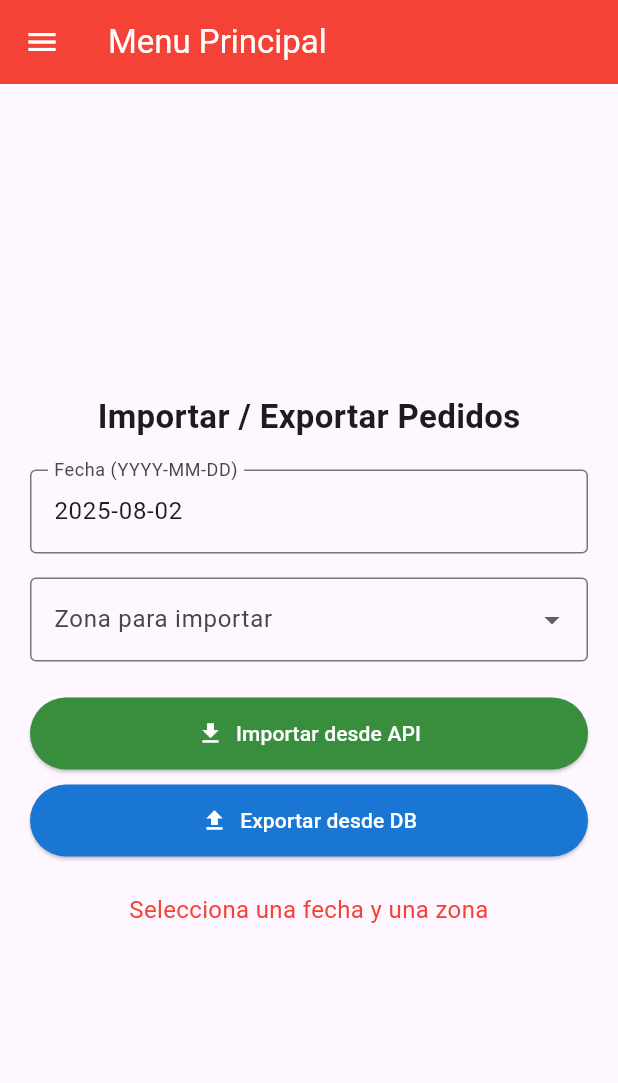
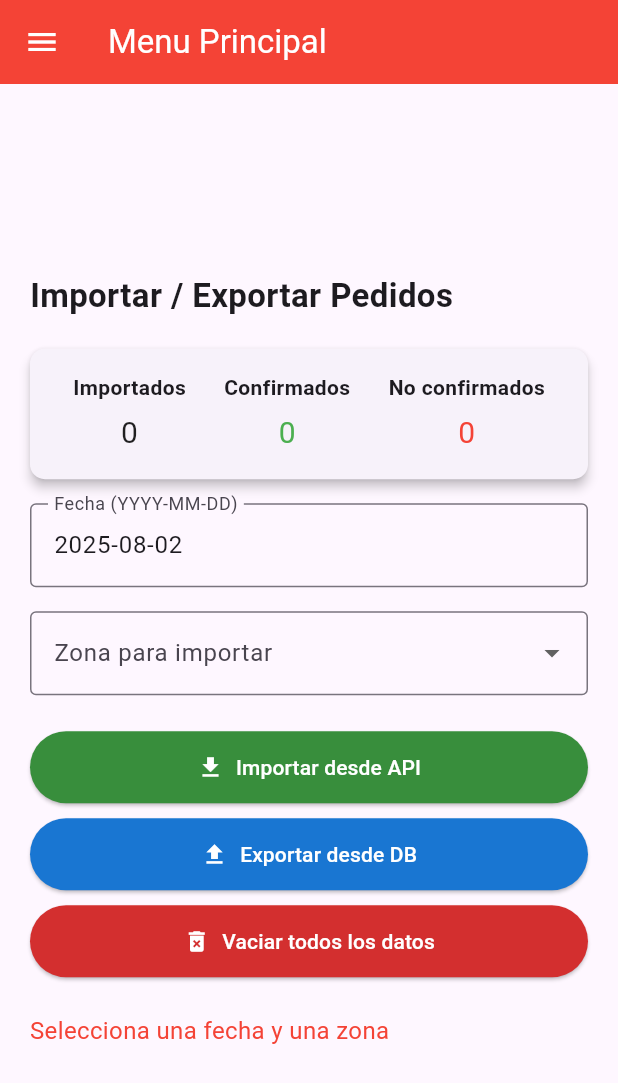
Before and after one commit to adimerpaul/sofipedido, a Flutter app: the screen it shows after launch, after a tap on "Importar desde API", on a phone screen of 412 x 824 dp. Shown: the top 1083 px of the screen. Run offline on Flutter 3.47's test engine with Material 3 defaults, Android fonts, the phone set to English and light mode, and no system bars; our stand-ins replace flutter_dotenv, sqflite; accounts and stored records are empty.

Commit message:
Colocado importacion de datos

```diff
--- a/lib/views/pages/import_view.dart
+++ b/lib/views/pages/import_view.dart
@@ -1,6 +1,7 @@
 import 'package:flutter/material.dart';
 import 'package:intl/intl.dart';
 import 'package:sofiapedido/services/database_helper.dart';
+import 'package:sqflite/sqflite.dart';
 
 class ImportView extends StatefulWidget {
   const ImportView({super.key});
@@ -13,6 +14,10 @@ class _ImportViewState extends State<ImportView> {
   bool loading = false;
   String mensaje = '';
   String fecha = DateFormat('yyyy-MM-dd').format(DateTime.now());
+
+  int total = 0;
+  int confirmados = 0;
+  int noConfirmados = 0;
 
   // Colores disponibles (zona + color real)
   final List<Map<String, String>> colores = [
@@ -27,6 +32,61 @@ class _ImportViewState extends State<ImportView> {
   ];
 
   Map<String, String>? colorSeleccionado;
+
+  @override
+  void initState() {
+    super.initState();
+    cargarTotales();
+  }
+  Future<void> vaciarDatos() async {
+    final confirmado = await showDialog<bool>(
+      context: context,
+      builder: (context) => AlertDialog(
+        title: const Text('¿Estás seguro?'),
+        content: const Text('Esto eliminará todos los pedidos y productos importados.'),
+        actions: [
+          TextButton(
+            child: const Text('Cancelar'),
+            onPressed: () => Navigator.pop(context, false),
+          ),
+          ElevatedButton(
+            style: ElevatedButton.styleFrom(backgroundColor: Colors.red),
+            child: const Text('Sí, eliminar', style: TextStyle(color: Colors.white)),
+            onPressed: () => Navigator.pop(context, true),
+          ),
+        ],
+      ),
+    );
+
+    if (confirmado == true) {
+      setState(() {
+        loading = true;
+        mensaje = 'Eliminando datos...';
+      });
+
+      try {
+        await DatabaseHelper().vaciarTodo();
+        await cargarTotales();
+        setState(() => mensaje = 'Datos eliminados correctamente 🗑');
+      } catch (e) {
+        setState(() => mensaje = 'Error al eliminar ❌: $e');
+      } finally {
+        setState(() => loading = false);
+      }
+    }
+  }
+
+
+  Future<void> cargarTotales() async {
+    final db = await DatabaseHelper().database;
+    final totalCount = Sqflite.firstIntValue(await db.rawQuery('SELECT COUNT(*) FROM pedidos')) ?? 0;
+    final confirmedCount = Sqflite.firstIntValue(await db.rawQuery('SELECT COUNT(*) FROM pedidos WHERE confirmado = 1')) ?? 0;
+    setState(() {
+      total = totalCount;
+      confirmados = confirmedCount;
+      noConfirmados = totalCount - confirmedCount;
+    });
+  }
 
   Future<void> importarDatos() async {
     if (colorSeleccionado == null || fecha.isEmpty) {
@@ -45,6 +105,7 @@ class _ImportViewState extends State<ImportView> {
         colorSeleccionado!['color']!,
       );
       setState(() => mensaje = 'Datos importados correctamente ✅');
+      await cargarTotales();
     } catch (e) {
       setState(() => mensaje = 'Error al importar ❌: $e');
     } finally {
@@ -61,6 +122,7 @@ class _ImportViewState extends State<ImportView> {
     try {
       final pedidos = await DatabaseHelper().exportarPedidos();
       setState(() => mensaje = 'Exportado ${pedidos.length} pedidos');
+      await cargarTotales();
     } catch (e) {
       setState(() => mensaje = 'Error al exportar ❌: $e');
     } finally {
@@ -74,13 +136,31 @@ class _ImportViewState extends State<ImportView> {
       child: SingleChildScrollView(
         padding: const EdgeInsets.all(20.0),
         child: Column(
-          mainAxisAlignment: MainAxisAlignment.start,
+          crossAxisAlignment: CrossAxisAlignment.start,
           children: [
             const Text('Importar / Exportar Pedidos',
                 style: TextStyle(fontSize: 22, fontWeight: FontWeight.bold)),
             const SizedBox(height: 20),
 
-            // Input de fecha
+            // 🟨 CARD DE RESUMEN
+            Card(
+              elevation: 3,
+              margin: const EdgeInsets.only(bottom: 16),
+              shape: RoundedRectangleBorder(borderRadius: BorderRadius.circular(10)),
+              child: Padding(
+                padding: const EdgeInsets.all(16.0),
+                child: Row(
+                  mainAxisAlignment: MainAxisAlignment.spaceAround,
+                  children: [
+                    _resumenBox('Importados', total, Colors.black87),
+                    _resumenBox('Confirmados', confirmados, Colors.green),
+                    _resumenBox('No confirmados', noConfirmados, Colors.red),
+                  ],
+                ),
+              ),
+            ),
+
+            // 📆 INPUT DE FECHA
             TextFormField(
               initialValue: fecha,
               onChanged: (val) => fecha = val,
@@ -92,7 +172,7 @@ class _ImportViewState extends State<ImportView> {
             ),
             const SizedBox(height: 16),
 
-            // Dropdown de colores
+            // 🎨 SELECTOR DE COLORES
             DropdownButtonFormField<Map<String, String>>(
               value: colorSeleccionado,
               decoration: const InputDecoration(
@@ -124,7 +204,7 @@ class _ImportViewState extends State<ImportView> {
             ),
             const SizedBox(height: 24),
 
-            // Botón de importar
+            // 📥 Botón de importar
             SizedBox(
               width: double.infinity,
               child: ElevatedButton.icon(
@@ -140,7 +220,7 @@ class _ImportViewState extends State<ImportView> {
             ),
             const SizedBox(height: 10),
 
-            // Botón de exportar
+            // 📤 Botón de exportar
             SizedBox(
               width: double.infinity,
               child: ElevatedButton.icon(
@@ -152,6 +232,22 @@ class _ImportViewState extends State<ImportView> {
                   padding: const EdgeInsets.symmetric(vertical: 14),
                 ),
                 onPressed: loading ? null : exportarDatos,
+              ),
+            ),
+            const SizedBox(height: 10),
+
+// 🗑 Botón de vaciar datos
+            SizedBox(
+              width: double.infinity,
+              child: ElevatedButton.icon(
+                icon: const Icon(Icons.delete_forever),
+                label: const Text('Vaciar todos los datos'),
+                style: ElevatedButton.styleFrom(
+                  backgroundColor: Colors.red[700],
+                  foregroundColor: Colors.white,
+                  padding: const EdgeInsets.symmetric(vertical: 14),
+                ),
+                onPressed: loading ? null : vaciarDatos,
               ),
             ),
             const SizedBox(height: 24),
@@ -169,4 +265,17 @@ class _ImportViewState extends State<ImportView> {
       ),
     );
   }
+
+  Widget _resumenBox(String label, int cantidad, Color color) {
+    return Column(
+      children: [
+        Text(label, style: const TextStyle(fontWeight: FontWeight.bold)),
+        const SizedBox(height: 6),
+        Text(
+          '$cantidad',
+          style: TextStyle(fontSize: 20, color: color),
+        ),
+      ],
+    );
+  }
 }
```
Also changed, not shown: lib/services/database_helper.dart (+6 -1 lines).
